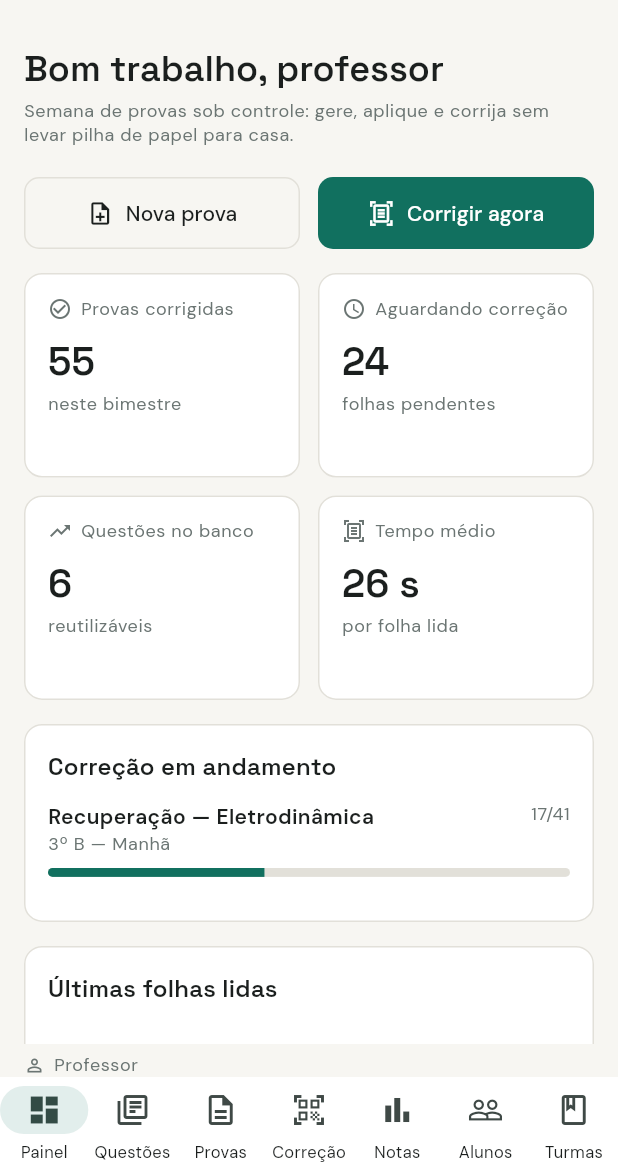
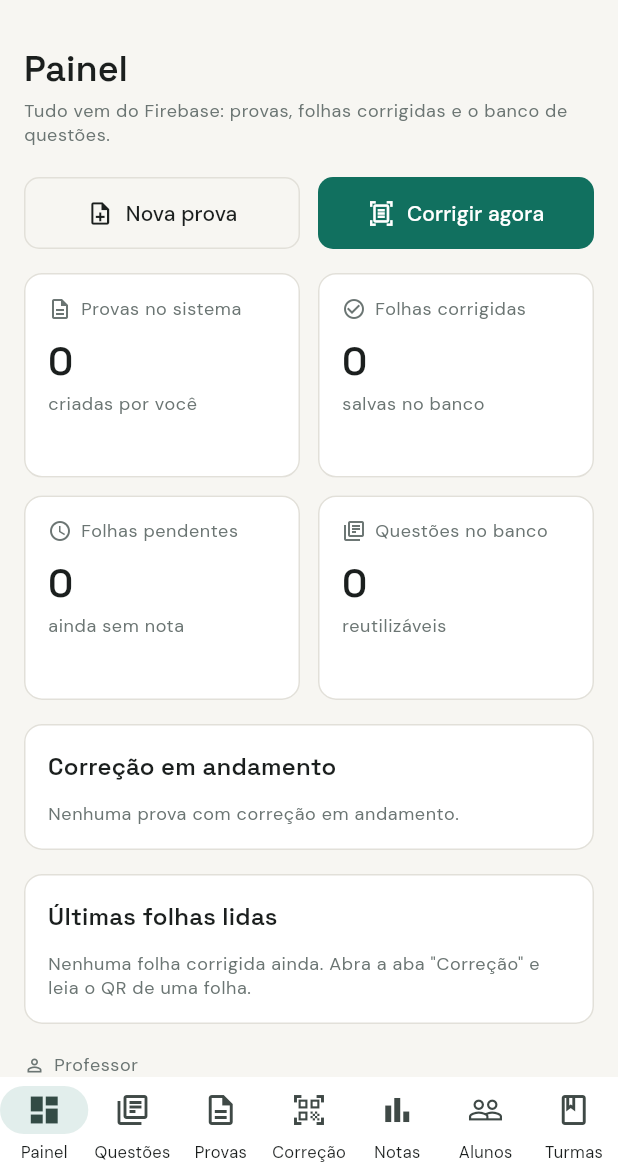
Before and after one commit to Aninha0303/Automatizacao-Prova, a Flutter app: the screen it shows once a user with an empty profile is signed in, on a phone screen of 412 x 824 dp, the part 63-1236 px from its top. Run offline on Flutter 3.47's test engine with Material 3 defaults, Android fonts, the phone set to English and light mode, and no system bars; our stand-ins replace cloud_firestore, firebase_auth, firebase_core, google_fonts, pdf, printing and 1 more; missing offline and left inert: mobile_scanner; accounts and stored records are empty; statements that could not run were skipped.

Commit message:
feat: telas de alunos, painel, questões e detalhes da prova

```diff
--- a/lib/screens/painel_screen.dart
+++ b/lib/screens/painel_screen.dart
@@ -1,32 +1,55 @@
 import 'package:flutter/material.dart';
 
-import '../mock_data.dart';
+import '../models.dart';
+import '../services/firestore_service.dart';
 import '../theme.dart';
 import '../widgets.dart';
 import 'correcao_screen.dart';
 import 'provas_screen.dart';
 
+/// Painel de controle com dados reais do Firebase.
 class PainelScreen extends StatelessWidget {
   const PainelScreen({super.key});
 
   @override
   Widget build(BuildContext context) {
-    final emAndamento = provas.where((p) => p.status == 'Aplicada').toList();
-    final totalCorrigidas = provas.fold<int>(0, (s, p) => s + p.corrigidas);
+    return StreamBuilder<List<Prova>>(
+      stream: FirestoreService.instance.provasStream(),
+      builder: (context, snapProvas) {
+        final provas = snapProvas.data ?? [];
+        return StreamBuilder<List<Correcao>>(
+          stream: FirestoreService.instance.correcoesStream(),
+          builder: (context, snapCorrecoes) {
+            final correcoes = snapCorrecoes.data ?? [];
+            return StreamBuilder<List<Questao>>(
+              stream: FirestoreService.instance.questoesStream(),
+              builder: (context, snapQuestoes) {
+                final questoes = snapQuestoes.data ?? [];
+
+                final pendentes = provas.fold<int>(0, (soma, p) {
+                  final falta = p.total - p.corrigidas;
+                  return soma + (falta > 0 ? falta : 0);
+                });
+                final emAndamento = provas
+                    .where((p) =>
+                        p.status == 'Aplicada' ||
+                        (p.status == 'Pronta' && p.corrigidas > 0))
+                    .toList();
 
                 return ListView(
                   padding: const EdgeInsets.all(16),
                   children: [
                     const PageHeader(
-          title: 'Bom trabalho, professor',
+                      title: 'Painel',
                       description:
-              'Semana de provas sob controle: gere, aplique e corrija sem levar pilha de papel para casa.',
+                          'Tudo vem do Firebase: provas, folhas corrigidas e o banco de questões.',
                     ),
                     Row(children: [
                       Expanded(
                         child: OutlinedButton.icon(
                           onPressed: () => Navigator.of(context).push(
-                MaterialPageRoute(builder: (_) => const NovaProvaScreen()),
+                            MaterialPageRoute(
+                                builder: (_) => const NovaProvaScreen()),
                           ),
                           icon: const Icon(Icons.note_add_outlined, size: 18),
                           label: const Text('Nova prova'),
@@ -36,9 +59,12 @@ class PainelScreen extends StatelessWidget {
                       Expanded(
                         child: FilledButton.icon(
                           onPressed: () => Navigator.of(context).push(
-                MaterialPageRoute(builder: (_) => const CorrecaoScreen()),
+                            MaterialPageRoute(
+                                builder: (_) => const CorrecaoScreen()),
                           ),
-              icon: const Icon(Icons.document_scanner_outlined, size: 18),
+                          icon:
+                              const Icon(Icons.document_scanner_outlined,
+                                  size: 18),
                           label: const Text('Corrigir agora'),
                         ),
                       ),
@@ -53,25 +79,25 @@ class PainelScreen extends StatelessWidget {
                       childAspectRatio: 1.35,
                       children: [
                         MetricCard(
-                label: 'Provas corrigidas',
-                value: '$totalCorrigidas',
-                hint: 'neste bimestre',
+                            label: 'Provas no sistema',
+                            value: '${provas.length}',
+                            hint: 'criadas por você',
+                            icon: Icons.description_outlined),
+                        MetricCard(
+                            label: 'Folhas corrigidas',
+                            value: '${correcoes.length}',
+                            hint: 'salvas no banco',
                             icon: Icons.check_circle_outline),
-            const MetricCard(
-                label: 'Aguardando correção',
-                value: '24',
-                hint: 'folhas pendentes',
+                        MetricCard(
+                            label: 'Folhas pendentes',
+                            value: '$pendentes',
+                            hint: 'ainda sem nota',
                             icon: Icons.schedule_outlined),
                         MetricCard(
                             label: 'Questões no banco',
                             value: '${questoes.length}',
                             hint: 'reutilizáveis',
-                icon: Icons.trending_up),
-            const MetricCard(
-                label: 'Tempo médio',
-                value: '26 s',
-                hint: 'por folha lida',
-                icon: Icons.document_scanner_outlined),
+                            icon: Icons.library_books_outlined),
                       ],
                     ),
                     const SizedBox(height: 16),
@@ -80,44 +106,47 @@ class PainelScreen extends StatelessWidget {
                       child: Column(
                         children: emAndamento.isEmpty
                             ? [
-                    Text('Nenhuma correção em andamento.',
-                        style: Theme.of(context).textTheme.bodySmall),
+                                Text(
+                                    'Nenhuma prova com correção em andamento.',
+                                    style: Theme.of(context)
+                                        .textTheme
+                                        .bodySmall),
                               ]
                             : emAndamento.map((p) {
-                    final pct = p.total == 0 ? 0.0 : p.corrigidas / p.total;
+                                final pct = p.total == 0
+                                    ? 0.0
+                                    : p.corrigidas / p.total;
                                 return Padding(
-                      padding: const EdgeInsets.only(bottom: 14),
+                                  padding:
+                                      const EdgeInsets.only(bottom: 14),
                                   child: Column(
-                        crossAxisAlignment: CrossAxisAlignment.start,
+                                    crossAxisAlignment:
+                                        CrossAxisAlignment.start,
                                     children: [
                                       Row(
-                            crossAxisAlignment: CrossAxisAlignment.start,
                                         children: [
                                           Expanded(
-                                child: Column(
-                                  crossAxisAlignment: CrossAxisAlignment.start,
-                                  children: [
-                                    Text(p.titulo,
+                                            child: Text(p.titulo,
                                                 style: const TextStyle(
-                                            fontWeight: FontWeight.w600)),
-                                    Text(nomeTurma(p.turmaId),
+                                                    fontWeight:
+                                                        FontWeight.w600)),
+                                          ),
+                                          Text(
+                                              '${p.corrigidas}/${p.total}',
                                               style: Theme.of(context)
                                                   .textTheme
                                                   .bodySmall),
                                         ],
                                       ),
-                              ),
-                              Text('${p.corrigidas}/${p.total}',
-                                  style: Theme.of(context).textTheme.bodySmall),
-                            ],
-                          ),
                                       const SizedBox(height: 8),
                                       ClipRRect(
-                            borderRadius: BorderRadius.circular(999),
+                                        borderRadius:
+                                            BorderRadius.circular(999),
                                         child: LinearProgressIndicator(
                                           value: pct,
                                           minHeight: 6,
-                              backgroundColor: AppColors.border,
+                                          backgroundColor:
+                                              AppColors.border,
                                           color: AppColors.primary,
                                         ),
                                       ),
@@ -130,22 +159,41 @@ class PainelScreen extends StatelessWidget {
                     const SizedBox(height: 16),
                     SectionCard(
                       title: 'Últimas folhas lidas',
-          child: Column(
-            children: correcoes.take(5).map((c) {
-              return ListTile(
+                      child: correcoes.isEmpty
+                          ? Text(
+                              'Nenhuma folha corrigida ainda. Abra a aba '
+                              '"Correção" e leia o QR de uma folha.',
+                              style:
+                                  Theme.of(context).textTheme.bodySmall,
+                            )
+                          : Column(
+                              children: correcoes
+                                  .take(5)
+                                  .map((c) => ListTile(
                                         contentPadding: EdgeInsets.zero,
                                         dense: true,
-                title: Text(nomeAluno(c.alunoId)),
-                subtitle: Text('${c.variacao} · ${c.lidaEm}'),
+                                        title: Text(c.alunoNome.isEmpty
+                                            ? c.alunoId
+                                            : c.alunoNome),
+                                        subtitle: Text(
+                                            '${c.variacao} · ${c.acertos}/${c.total} acertos'),
                                         trailing: StatusBadge(
                                           c.nota.toStringAsFixed(1),
-                  color: c.nota >= 6 ? AppColors.primary : AppColors.danger,
+                                          color: c.nota >= 6
+                                              ? AppColors.primary
+                                              : AppColors.danger,
                                         ),
-              );
-            }).toList(),
+                                      ))
+                                  .toList(),
                             ),
                     ),
                   ],
                 );
+              },
+            );
+          },
+        );
+      },
+    );
   }
 }
--- a/lib/screens/questoes_screen.dart
+++ b/lib/screens/questoes_screen.dart
@@ -1,6 +1,6 @@
 import 'package:flutter/material.dart';
 
-import '../mock_data.dart';
+import '../models.dart';
 import '../services/firestore_service.dart';
 import '../theme.dart';
 import '../widgets.dart';
```
Also changed, not shown: lib/screens/alunos_screen.dart (+43 -22 lines), lib/screens/prova_detalhe_screen.dart (added, +194 -0 lines). Lines whose indentation alone changed are shown as unchanged.
